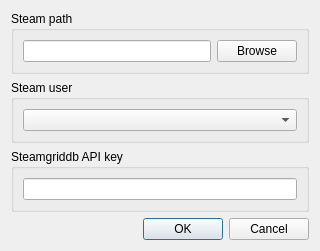
OmarQurashi868/shortyQt, file ui/setup_dialog.ui: the form before one commit.
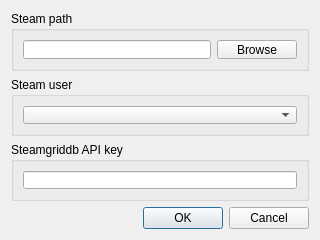
The form after the commit.

Commit message: darkmode and size hotfix

Patch:
```diff
--- a/ui/setup_dialog.ui
+++ b/ui/setup_dialog.ui
@@ -10,6 +10,24 @@
     <height>240</height>
    </rect>
   </property>
+  <property name="sizePolicy">
+   <sizepolicy hsizetype="Preferred" vsizetype="Preferred">
+    <horstretch>0</horstretch>
+    <verstretch>0</verstretch>
+   </sizepolicy>
+  </property>
+  <property name="minimumSize">
+   <size>
+    <width>320</width>
+    <height>240</height>
+   </size>
+  </property>
+  <property name="maximumSize">
+   <size>
+    <width>320</width>
+    <height>240</height>
+   </size>
+  </property>
   <property name="windowTitle">
    <string>Setup</string>
   </property>
```
The commit also changes 2 other files.
